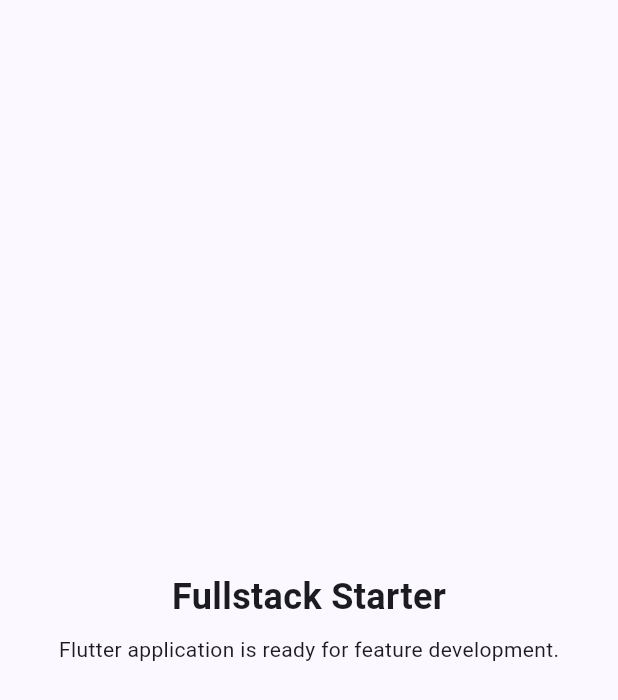
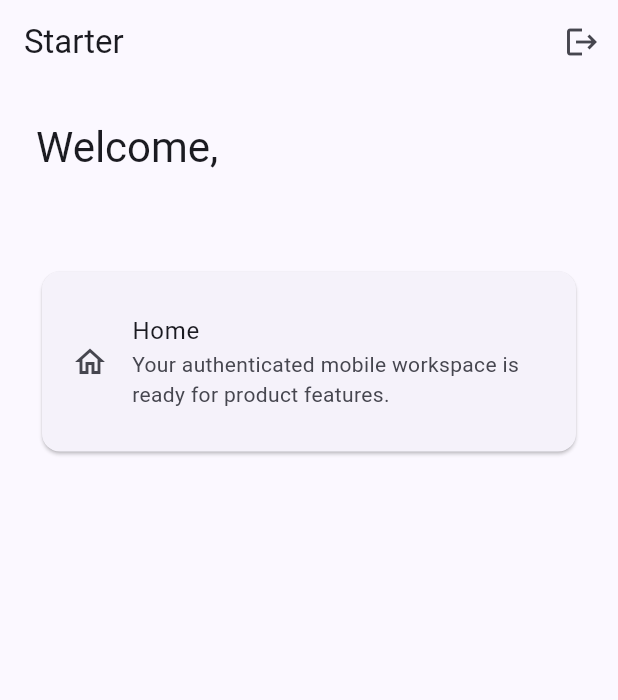
Before and after one commit to sukenda/starter, a Flutter app: the screen it shows after launch, on a phone screen of 412 x 824 dp. Shown: the top 700 px of the screen. Run offline on Flutter 3.47's test engine with Material 3 defaults, Android fonts, the light colour scheme and no system bars; our stand-ins replace dio, flutter_riverpod, flutter_secure_storage, go_router.

Commit message:
feat(mobile): make home authenticated

```diff
--- a/apps/mobile/lib/features/home/presentation/home_page.dart
+++ b/apps/mobile/lib/features/home/presentation/home_page.dart
@@ -1,22 +1,45 @@
 import 'package:flutter/material.dart';
+import 'package:flutter_riverpod/flutter_riverpod.dart';
+import 'package:starter_mobile/features/auth/application/auth_controller.dart';
 
-class HomePage extends StatelessWidget {
+class HomePage extends ConsumerWidget {
   const HomePage({super.key});
 
   @override
-  Widget build(BuildContext context) {
-    return const Scaffold(
+  Widget build(BuildContext context, WidgetRef ref) {
+    final user = ref.watch(authControllerProvider).value;
+    return Scaffold(
+      appBar: AppBar(
+        title: const Text('Starter'),
+        actions: [
+          IconButton(
+            tooltip: 'Sign out',
+            onPressed: () => ref.read(authControllerProvider.notifier).logout(),
+            icon: const Icon(Icons.logout),
+          ),
+        ],
+      ),
       body: SafeArea(
-        child: Center(
+        child: Padding(
+          padding: const EdgeInsets.all(24),
           child: Column(
-            mainAxisSize: MainAxisSize.min,
+            crossAxisAlignment: CrossAxisAlignment.start,
             children: [
-              Text(
-                'Fullstack Starter',
-                style: TextStyle(fontSize: 24, fontWeight: FontWeight.w600),
+              Text('Welcome, ${user?.name ?? ''}', style: Theme.of(context).textTheme.headlineMedium),
+              const SizedBox(height: 8),
+              Text(user?.email ?? ''),
+              const SizedBox(height: 32),
+              const Card(
+                child: Padding(
+                  padding: EdgeInsets.all(20),
+                  child: ListTile(
+                    contentPadding: EdgeInsets.zero,
+                    leading: Icon(Icons.home_outlined),
+                    title: Text('Home'),
+                    subtitle: Text('Your authenticated mobile workspace is ready for product features.'),
+                  ),
+                ),
               ),
-              SizedBox(height: 8),
-              Text('Flutter application is ready for feature development.'),
             ],
           ),
         ),
```
